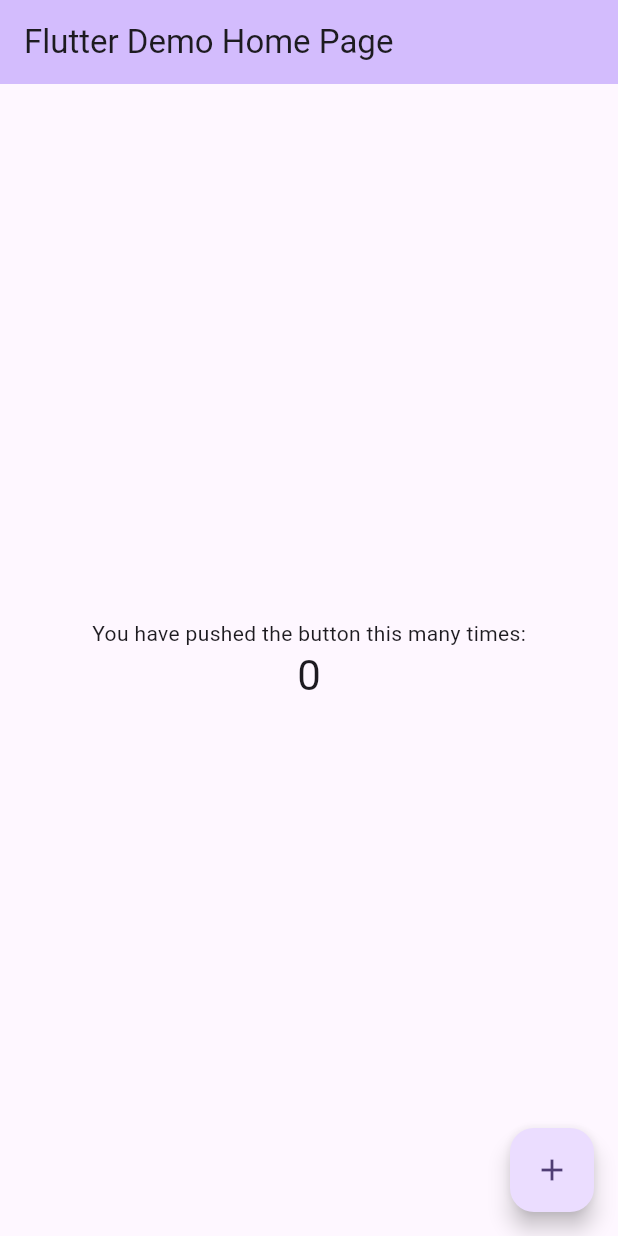
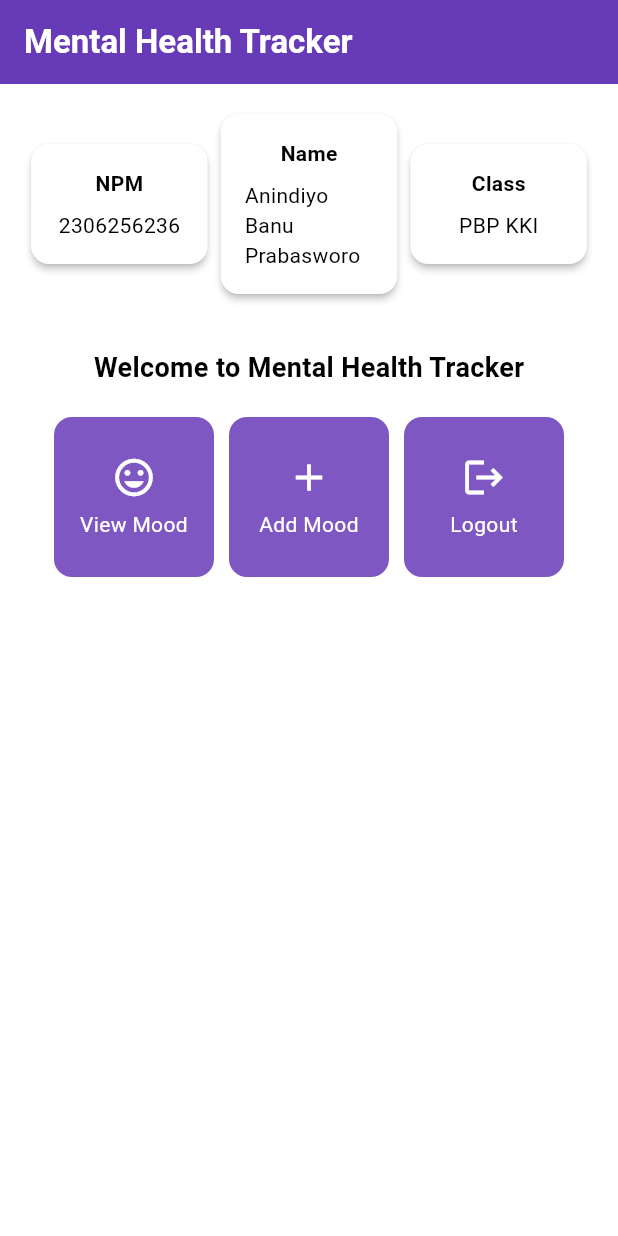
Before and after one commit to skibidiyo/mental-health-tracker-mobile, a Flutter app: the screen it shows after launch, on a phone screen of 412 x 824 dp. Run offline on Flutter 3.47's test engine with Material 3 defaults, Android fonts, the phone set to English and light mode, and no system bars.

Commit message:
finished tutorial 6

```diff
--- a/lib/main.dart
+++ b/lib/main.dart
@@ -1,4 +1,6 @@
 import 'package:flutter/material.dart';
+import 'package:mental_health_tracker/menu.dart';
+
 
 void main() {
   runApp(const MyApp());
@@ -28,98 +30,11 @@ class MyApp extends StatelessWidget {
         //
         // This works for code too, not just values: Most code changes can be
         // tested with just a hot reload.
-        colorScheme: ColorScheme.fromSeed(seedColor: Colors.deepPurple),
-        useMaterial3: true,
+         colorScheme: ColorScheme.fromSwatch(
+       primarySwatch: Colors.deepPurple,
+ ).copyWith(secondary: Colors.deepPurple[400]),
       ),
-      home: const MyHomePage(title: 'Flutter Demo Home Page'),
+      home: MyHomePage(),
     );
   }
 }
-
-class MyHomePage extends StatefulWidget {
-  const MyHomePage({super.key, required this.title});
-
-  // This widget is the home page of your application. It is stateful, meaning
-  // that it has a State object (defined below) that contains fields that affect
-  // how it looks.
-
-  // This class is the configuration for the state. It holds the values (in this
-  // case the title) provided by the parent (in this case the App widget) and
-  // used by the build method of the State. Fields in a Widget subclass are
-  // always marked "final".
-
-  final String title;
-
-  @override
-  State<MyHomePage> createState() => _MyHomePageState();
-}
-
-class _MyHomePageState extends State<MyHomePage> {
-  int _counter = 0;
-
-  void _incrementCounter() {
-    setState(() {
-      // This call to setState tells the Flutter framework that something has
-      // changed in this State, which causes it to rerun the build method below
-      // so that the display can reflect the updated values. If we changed
-      // _counter without calling setState(), then the build method would not be
-      // called again, and so nothing would appear to happen.
-      _counter++;
-    });
-  }
-
-  @override
-  Widget build(BuildContext context) {
-    // This method is rerun every time setState is called, for instance as done
-    // by the _incrementCounter method above.
-    //
-    // The Flutter framework has been optimized to make rerunning build methods
-    // fast, so that you can just rebuild anything that needs updating rather
-    // than having to individually change instances of widgets.
-    return Scaffold(
-      appBar: AppBar(
-        // TRY THIS: Try changing the color here to a specific color (to
-        // Colors.amber, perhaps?) and trigger a hot reload to see the AppBar
-        // change color while the other colors stay the same.
-        backgroundColor: Theme.of(context).colorScheme.inversePrimary,
-        // Here we take the value from the MyHomePage object that was created by
-        // the App.build method, and use it to set our appbar title.
-        title: Text(widget.title),
-      ),
-      body: Center(
-        // Center is a layout widget. It takes a single child and positions it
-        // in the middle of the parent.
-        child: Column(
-          // Column is also a layout widget. It takes a list of children and
-          // arranges them vertically. By default, it sizes itself to fit its
-          // children horizontally, and tries to be as tall as its parent.
-          //
-          // Column has various properties to control how it sizes itself and
-          // how it positions its children. Here we use mainAxisAlignment to
-          // center the children vertically; the main axis here is the vertical
-          // axis because Columns are vertical (the cross axis would be
-          // horizontal).
-          //
-          // TRY THIS: Invoke "debug painting" (choose the "Toggle Debug Paint"
-          // action in the IDE, or press "p" in the console), to see the
-          // wireframe for each widget.
-          mainAxisAlignment: MainAxisAlignment.center,
-          children: <Widget>[
-            const Text(
-              'You have pushed the button this many times:',
-            ),
-            Text(
-              '$_counter',
-              style: Theme.of(context).textTheme.headlineMedium,
-            ),
-          ],
-        ),
-      ),
-      floatingActionButton: FloatingActionButton(
-        onPressed: _incrementCounter,
-        tooltip: 'Increment',
-        child: const Icon(Icons.add),
-      ), // This trailing comma makes auto-formatting nicer for build methods.
-    );
-  }
-}
--- /dev/null
+++ b/lib/menu.dart
@@ -0,0 +1,199 @@
+import 'package:flutter/material.dart';
+
+class MyHomePage extends StatelessWidget {
+    MyHomePage({super.key});
+    final String npm = '2306256236'; // NPM
+    final String name = 'Anindiyo Banu Prabasworo'; // Name
+    final String className = 'PBP KKI'; // Class
+    final List<ItemHomepage> items = [
+    ItemHomepage("View Mood", Icons.mood),
+    ItemHomepage("Add Mood", Icons.add),
+    ItemHomepage("Logout", Icons.logout),
+     ];
+  // This widget is the home page of your application. It is stateful, meaning
+  // that it has a State object (defined below) that contains fields that affect
+  // how it looks.
+
+  // This class is the configuration for the state. It holds the values (in this
+  // case the title) provided by the parent (in this case the App widget) and
+  // used by the build method of the State. Fields in a Widget subclass are
+  // always marked "final".
+
+
+  @override
+   @override
+  Widget build(BuildContext context) {
+    // Scaffold provides the basic structure of the page with the AppBar and body.
+    return Scaffold(
+      // AppBar is the top part of the page that displays the title.
+      appBar: AppBar(
+        // The title of the application "Mental Health Tracker" with white text and bold font.
+        title: const Text(
+          'Mental Health Tracker',
+          style: TextStyle(
+            color: Colors.white,
+            fontWeight: FontWeight.bold,
+          ),
+        ),
+        // The background color of the AppBar is obtained from the application theme color scheme.
+        backgroundColor: Theme.of(context).colorScheme.primary,
+      ),
+      // Body of the page with paddings around it.
+      body: Padding(
+        padding: const EdgeInsets.all(16.0),
+        // Place the widget vertically in a column.
+        child: Column(
+          crossAxisAlignment: CrossAxisAlignment.center,
+          children: [
+            // Row to display 3 InfoCard horizontally.
+            Row(
+              mainAxisAlignment: MainAxisAlignment.spaceEvenly,
+              children: [
+                InfoCard(title: 'NPM', content: npm),
+                InfoCard(title: 'Name', content: name),
+                InfoCard(title: 'Class', content: className),
+              ],
+            ),
+
+            // Give a vertical space of 16 units.
+            const SizedBox(height: 16.0),
+
+            // Place the following widget in the center of the page.
+            Center(
+              child: Column(
+                // Place the text and grid item vertically.
+
+                children: [
+                  // Display the welcome message with bold font and size 18.
+                  const Padding(
+                    padding: EdgeInsets.only(top: 16.0),
+                    child: Text(
+                      'Welcome to Mental Health Tracker',
+                      style: TextStyle(
+                        fontWeight: FontWeight.bold,
+                        fontSize: 18.0,
+                      ),
+                    ),
+                  ),
+
+                  // Grid to display ItemCard in a 3 column grid.
+                  GridView.count(
+                    primary: true,
+                    padding: const EdgeInsets.all(20),
+                    crossAxisSpacing: 10,
+                    mainAxisSpacing: 10,
+                    crossAxisCount: 3,
+                    // To ensure that the grid fits its height.
+                    shrinkWrap: true,
+
+                    // Display ItemCard for each item in the items list.
+                    children: items.map((ItemHomepage item) {
+                      return ItemCard(item);
+                    }).toList(),
+                  ),
+                ],
+              ),
+            ),
+          ],
+        ),
+      ),
+    );
+  }
+}
+
+
+class InfoCard extends StatelessWidget {
+  // Card information that displays the title and content.
+
+  final String title;  // Card title.
+  final String content;  // Card content.
+
+  const InfoCard({super.key, required this.title, required this.content});
+
+  @override
+  Widget build(BuildContext context) {
+    return Card(
+      // Create a card box with a shadow.
+      elevation: 2.0,
+      child: Container(
+        // Set the size and spacing within the card.
+        width: MediaQuery.of(context).size.width / 3.5, // Adjust with the width of the device used.
+        padding: const EdgeInsets.all(16.0),
+        // Place the title and content vertically.
+        child: Column(
+          children: [
+            Text(
+              title,
+              style: const TextStyle(fontWeight: FontWeight.bold),
+            ),
+            const SizedBox(height: 8.0),
+            Text(content),
+          ],
+        ),
+      ),
+    );
+  }
+}
+
+
+class ItemHomepage {
+    final String name;
+    final IconData icon;
+
+    ItemHomepage(this.name, this.icon);
+}
+
+
+class ItemCard extends StatelessWidget {
+  // Display the card with an icon and name.
+
+  final ItemHomepage item;
+
+  const ItemCard(this.item, {super.key});
+
+  @override
+  Widget build(BuildContext context) {
+    return Material(
+      // Specify the background color of the application theme.
+      color: Theme.of(context).colorScheme.secondary,
+      // Round the card border.
+      borderRadius: BorderRadius.circular(12),
+
+      child: InkWell(
+        // Action when the card is pressed.
+        onTap: () {
+          // Display the SnackBar message when the card is pressed.
+          ScaffoldMessenger.of(context)
+            ..hideCurrentSnackBar()
+            ..showSnackBar(
+              SnackBar(content: Text("You have pressed the ${item.name} button!"))
+            );
+        },
+        // Container to store the Icon and Text
+        child: Container(
+          padding: const EdgeInsets.all(8),
+          child: Center(
+            child: Column(
+              // Place the Icon and Text in the center of the card.
+              mainAxisAlignment: MainAxisAlignment.center,
+              children: [
+                Icon(
+                  item.icon,
+                  color: Colors.white,
+                  size: 30.0,
+                ),
+                const Padding(padding: EdgeInsets.all(3)),
+                Text(
+                  item.name,
+                  textAlign: TextAlign.center,
+                  style: const TextStyle(color: Colors.white),
+                ),
+              ],
+            ),
+          ),
+        ),
+      ),
+    );
+  }
+
+}
```
